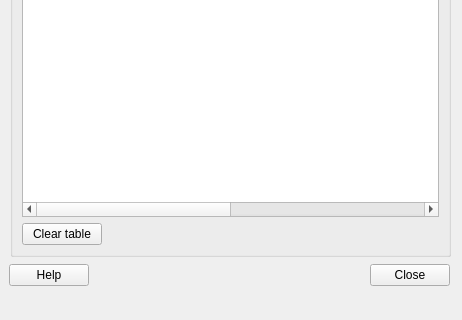
Qt form widgets/GeoContextQGISPlugin_dockwidget_base.ui (kartoza/GeoContextQGISPlugin) before a commit; both pictures show x 0 to 462 and y 514 to 834 of the 462 by 834 pixel window.
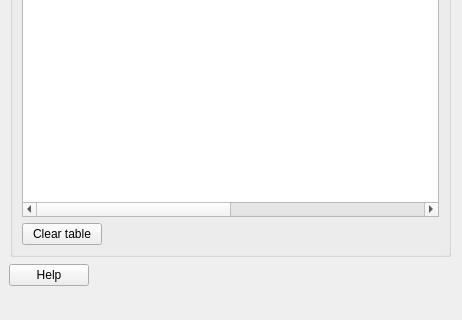
The same form after that commit. Custom widgets are drawn as their Qt base class.

Patch:
```diff
--- a/widgets/GeoContextQGISPlugin_dockwidget_base.ui
+++ b/widgets/GeoContextQGISPlugin_dockwidget_base.ui
@@ -309,13 +309,6 @@
        </property>
       </spacer>
      </item>
-     <item>
-      <widget class="QPushButton" name="btnClose">
-       <property name="text">
-        <string>Close</string>
-       </property>
-      </widget>
-     </item>
     </layout>
    </widget>
    <zorder>gbRequest</zorder>
```
